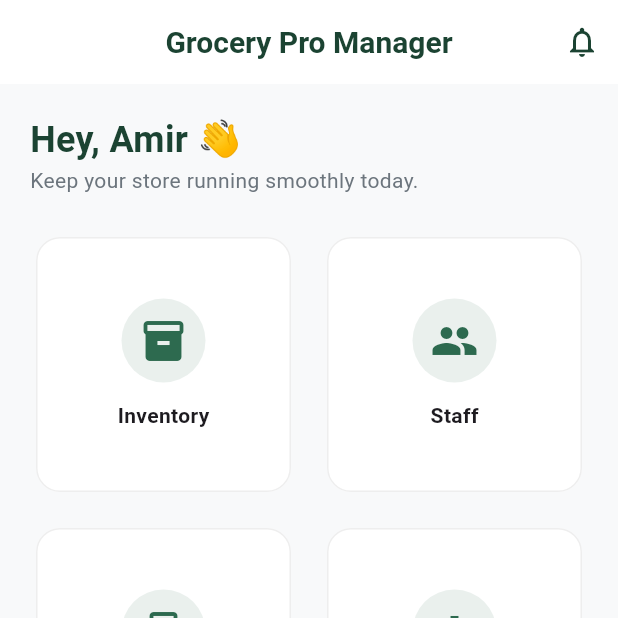
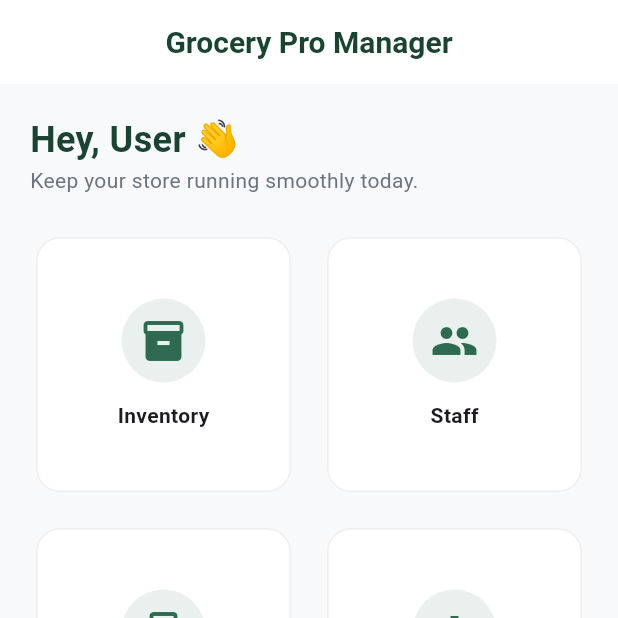
Before and after one commit to amirimranflutter/grocery_store_localxampphp, a Flutter app: the screen it shows after launch, on a phone screen of 412 x 824 dp, the top half of it. Run offline on Flutter 3.47's test engine with Material 3 defaults, Android fonts, the phone set to English and light mode, and no system bars.

Commit message:
bug fixes

```diff
--- a/lib/geroceryStore/core/appConstant.dart
+++ b/lib/geroceryStore/core/appConstant.dart
@@ -1,6 +1,6 @@
 class AppConstants {
   // API Configuration
-  static const String ipAddress = "192.168.1.20"; // Update this per your ipconfig
+  static const String ipAddress = "192.168.1.128"; // Update this per your ipconfig
   static const String baseUrl = "http://$ipAddress/grocery_api";
 
   // Endpoints
--- a/lib/geroceryStore/screens/dashBoard.dart
+++ b/lib/geroceryStore/screens/dashBoard.dart
@@ -14,9 +14,6 @@ class DashboardScreen extends StatelessWidget {
     return Scaffold(
       appBar: AppBar(
         title: const Text('Grocery Pro Manager'),
-        actions: [
-          IconButton(onPressed: () {}, icon: const Icon(Icons.notifications_none)),
-        ],
       ),
       body: Padding(
         padding: const EdgeInsets.all(AppConstants.defaultPadding),
@@ -49,7 +46,7 @@ class DashboardScreen extends StatelessWidget {
       crossAxisAlignment: CrossAxisAlignment.start,
       children: [
         Text(
-          'Hey, Amir 👋',
+          'Hey, User 👋',
           style: TextStyle(fontSize: 24, fontWeight: FontWeight.bold, color: AppColors.textPrimary),
         ),
         Text(
@@ -78,7 +75,7 @@ class DashboardScreen extends StatelessWidget {
             Container(
               padding: const EdgeInsets.all(12),
               decoration: BoxDecoration(
-                color: color.withOpacity(0.1),
+                color: color.withValues(alpha: 0.1),
                 shape: BoxShape.circle,
               ),
               child: Icon(icon, color: color, size: 32),
```
